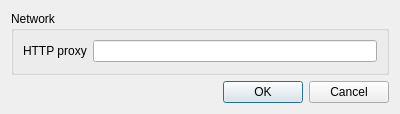
This is toutvqt/dat/ui/preferences_dialog.ui in bvanheu/pytoutv as Qt 5 draws it before an edit. The edited form follows.
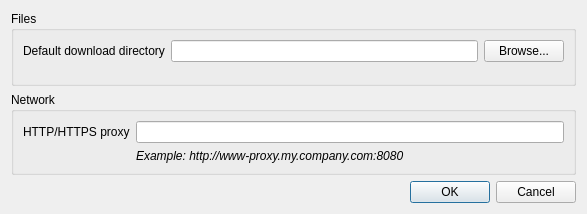
This is the edited form.

Commit message:
Qt: Create QTouTvConfig object, does nothing for now
Warning, completely untested !

What changed in the file:
```diff
--- a/toutvqt/dat/ui/preferences_dialog.ui
+++ b/toutvqt/dat/ui/preferences_dialog.ui
@@ -6,8 +6,8 @@
    <rect>
     <x>0</x>
     <y>0</y>
-    <width>400</width>
-    <height>114</height>
+    <width>587</width>
+    <height>214</height>
    </rect>
   </property>
   <property name="sizePolicy">
@@ -20,6 +20,39 @@
    <string>Preferences</string>
   </property>
   <layout class="QVBoxLayout" name="verticalLayout">
+   <item>
+    <widget class="QGroupBox" name="groupBox_2">
+     <property name="title">
+      <string>Files</string>
+     </property>
+     <layout class="QFormLayout" name="formLayout_2">
+      <property name="fieldGrowthPolicy">
+       <enum>QFormLayout::AllNonFixedFieldsGrow</enum>
+      </property>
+      <item row="0" column="0">
+       <widget class="QLabel" name="default_download_directory_label">
+        <property name="text">
+         <string>Default download directory</string>
+        </property>
+       </widget>
+      </item>
+      <item row="0" column="1">
+       <layout class="QHBoxLayout" name="horizontalLayout">
+        <item>
+         <widget class="QLineEdit" name="default_download_directory_value"/>
+        </item>
+        <item>
+         <widget class="QPushButton" name="default_download_directory_browse">
+          <property name="text">
+           <string>Browse...</string>
+          </property>
+         </widget>
+        </item>
+       </layout>
+      </item>
+     </layout>
+    </widget>
+   </item>
    <item>
     <widget class="QGroupBox" name="groupBox">
      <property name="title">
@@ -29,12 +62,19 @@
       <item row="0" column="0">
        <widget class="QLabel" name="label">
         <property name="text">
-         <string>HTTP proxy</string>
+         <string>HTTP/HTTPS proxy</string>
         </property>
        </widget>
       </item>
       <item row="0" column="1">
-       <widget class="QLineEdit" name="lineEdit"/>
+       <widget class="QLineEdit" name="http_proxy_value"/>
+      </item>
+      <item row="1" column="1">
+       <widget class="QLabel" name="http_proxy_example">
+        <property name="text">
+         <string>&lt;html&gt;&lt;head/&gt;&lt;body&gt;&lt;p&gt;&lt;span style=&quot; font-style:italic;&quot;&gt;Example: http://www-proxy.my.company.com:8080&lt;/span&gt;&lt;/p&gt;&lt;/body&gt;&lt;/html&gt;</string>
+        </property>
+       </widget>
       </item>
      </layout>
     </widget>
```
Left out of the diff: 2 changed lines with no effect on the pictures. The commit also changes 2 other files.
